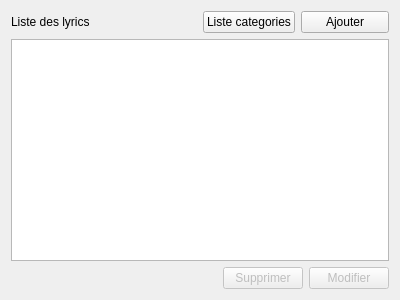
First picture: the form in app/ui/songs/song.ui, repository TNyRina/admin_tononkira_pcl_desktop, before the edit.
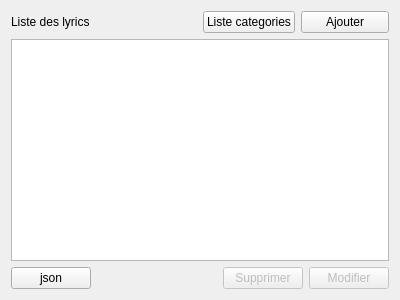
Second picture: the form after the edit.

Commit message: Song: load json file

Patch:
```diff
--- a/app/ui/songs/song.ui
+++ b/app/ui/songs/song.ui
@@ -48,6 +48,13 @@
    </item>
    <item>
     <layout class="QHBoxLayout" name="horizontalLayout_3">
+     <item>
+      <widget class="QPushButton" name="btn_to_upload">
+       <property name="text">
+        <string>json</string>
+       </property>
+      </widget>
+     </item>
      <item>
       <spacer name="horizontalSpacer">
        <property name="orientation">
```
The commit also changes 9 other files.
